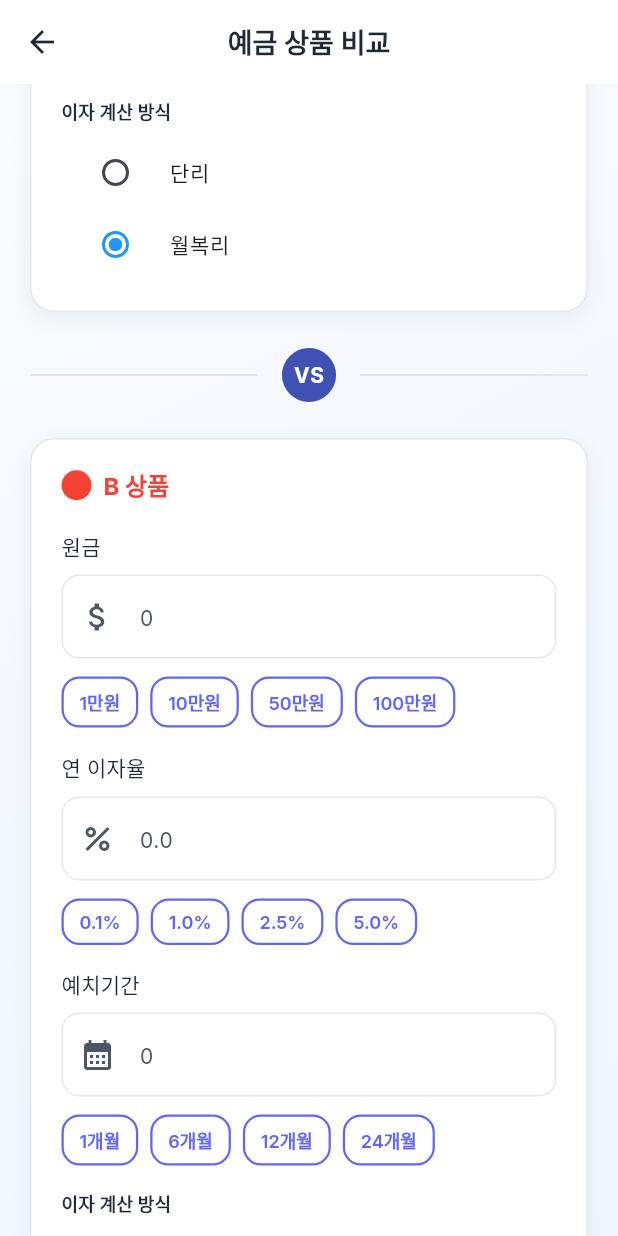
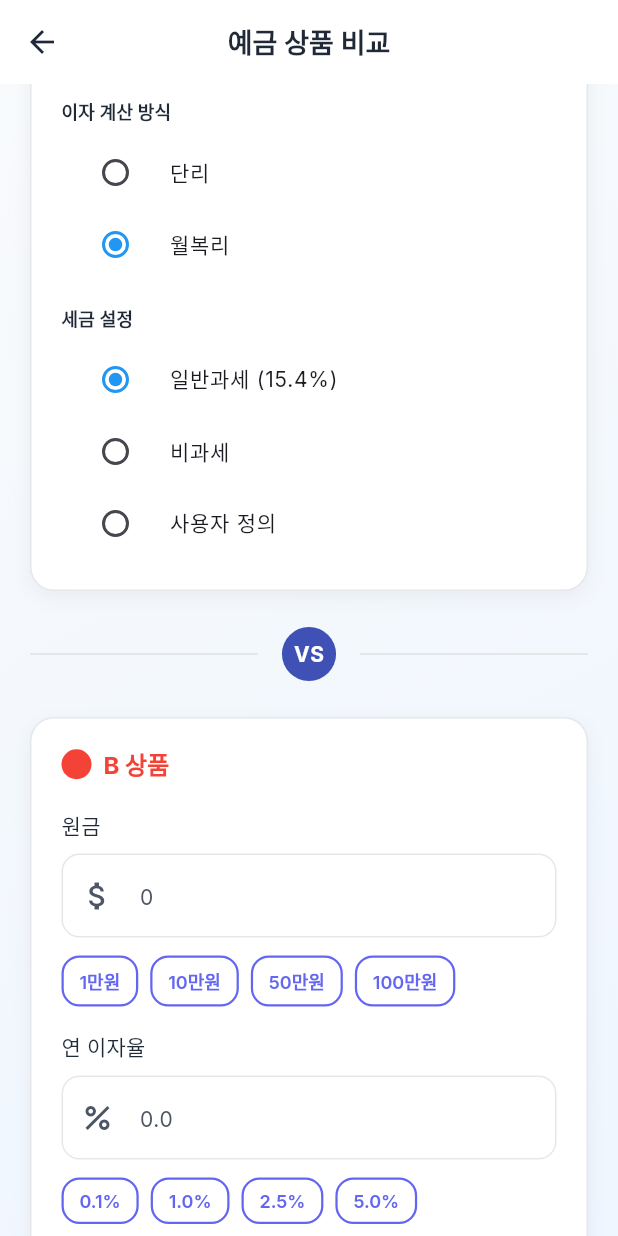
Before and after one commit to HydroponicGlass/interest_calculator_flutter, a Flutter app: the SavingsCompareScreen screen opened directly, scrolled down 576 dp, on a phone screen of 412 x 824 dp. Run offline on Flutter 3.47's test engine with Material 3 defaults, Android fonts, the phone set to English and light mode, and no system bars; drawn by our look-alikes of flutter_animate; our stand-ins replace fl_chart, google_fonts, logger, shared_preferences, sqflite; accounts and stored records are empty.

Commit message:
예금비교 구현

```diff
--- a/src/lib/screens/calculator/savings_compare_screen.dart
+++ b/src/lib/screens/calculator/savings_compare_screen.dart
@@ -40,9 +40,13 @@ class _SavingsCompareScreenState extends State<SavingsCompareScreen> {
   final _principalBController = TextEditingController();
   final _interestRateBController = TextEditingController();
   final _periodBController = TextEditingController();
+  final _customTaxRateAController = TextEditingController();
+  final _customTaxRateBController = TextEditingController();
 
   InterestType _interestTypeA = InterestType.compoundMonthly;
   InterestType _interestTypeB = InterestType.compoundMonthly;
+  TaxType _taxTypeA = TaxType.normal;
+  TaxType _taxTypeB = TaxType.normal;
 
   InterestCalculationResult? _resultA;
   InterestCalculationResult? _resultB;
@@ -63,6 +67,8 @@ class _SavingsCompareScreenState extends State<SavingsCompareScreen> {
     _principalBController.dispose();
     _interestRateBController.dispose();
     _periodBController.dispose();
+    _customTaxRateAController.dispose();
+    _customTaxRateBController.dispose();
     super.dispose();
   }
 
@@ -83,6 +89,12 @@ class _SavingsCompareScreenState extends State<SavingsCompareScreen> {
         if (lastInput['interestTypeA'] != null) {
           _interestTypeA = InterestType.values[lastInput['interestTypeA']];
         }
+        if (lastInput['customTaxRateA'] != null && lastInput['customTaxRateA'] > 0) {
+          _customTaxRateAController.text = lastInput['customTaxRateA'].toString();
+        }
+        if (lastInput['taxTypeA'] != null) {
+          _taxTypeA = TaxType.values[lastInput['taxTypeA']];
+        }
 
         // Product B
         if (lastInput['principalB'] != null && lastInput['principalB'] > 0) {
@@ -96,6 +108,12 @@ class _SavingsCompareScreenState extends State<SavingsCompareScreen> {
         }
         if (lastInput['interestTypeB'] != null) {
           _interestTypeB = InterestType.values[lastInput['interestTypeB']];
+        }
+        if (lastInput['customTaxRateB'] != null && lastInput['customTaxRateB'] > 0) {
+          _customTaxRateBController.text = lastInput['customTaxRateB'].toString();
+        }
+        if (lastInput['taxTypeB'] != null) {
+          _taxTypeB = TaxType.values[lastInput['taxTypeB']];
         }
       });
     }
@@ -149,15 +167,23 @@ class _SavingsCompareScreenState extends State<SavingsCompareScreen> {
     final principalB = CurrencyFormatter.parseWon(_principalBController.text);
     final interestRateB = CurrencyFormatter.parsePercent(_interestRateBController.text);
     final periodB = CurrencyFormatter.parseNumber(_periodBController.text).toInt();
+    final customTaxRateA = _taxTypeA == TaxType.custom
+        ? CurrencyFormatter.parsePercent(_customTaxRateAController.text)
+        : 0.0;
+    final customTaxRateB = _taxTypeB == TaxType.custom
+        ? CurrencyFormatter.parsePercent(_customTaxRateBController.text)
+        : 0.0;
 
     // Log input values for both products
     _logger.i('📊 [A 상품 입력값] 원금: ${CurrencyFormatter.formatWon(principalA)}, '
         '이자율: ${interestRateA.toStringAsFixed(2)}%, 예치기간: ${periodA}개월, '
-        '계산방식: ${_interestTypeA == InterestType.simple ? "단리" : "월복리"}');
+        '계산방식: ${_interestTypeA == InterestType.simple ? "단리" : "월복리"}, '
+        '세금유형: $_taxTypeA ${_taxTypeA == TaxType.custom ? '($customTaxRateA%)' : ''}');
 
     _logger.i('📊 [B 상품 입력값] 원금: ${CurrencyFormatter.formatWon(principalB)}, '
         '이자율: ${interestRateB.toStringAsFixed(2)}%, 예치기간: ${periodB}개월, '
-        '계산방식: ${_interestTypeB == InterestType.simple ? "단리" : "월복리"}');
+        '계산방식: ${_interestTypeB == InterestType.simple ? "단리" : "월복리"}, '
+        '세금유형: $_taxTypeB ${_taxTypeB == TaxType.custom ? '($customTaxRateB%)' : ''}');
 
     final inputA = InterestCalculationInput(
       principal: principalA,
@@ -165,7 +191,8 @@ class _SavingsCompareScreenState extends State<SavingsCompareScreen> {
       periodMonths: periodA,
       interestType: _interestTypeA,
       accountType: AccountType.savings,
-      taxType: TaxType.normal,
+      taxType: _taxTypeA,
+      customTaxRate: customTaxRateA,
       monthlyDeposit: 0,
     );
 
@@ -175,7 +202,8 @@ class _SavingsCompareScreenState extends State<SavingsCompareScreen> {
       periodMonths: periodB,
       interestType: _interestTypeB,
       accountType: AccountType.savings,
-      taxType: TaxType.normal,
+      taxType: _taxTypeB,
+      customTaxRate: customTaxRateB,
       monthlyDeposit: 0,
     );
 
@@ -194,15 +222,10 @@ class _SavingsCompareScreenState extends State<SavingsCompareScreen> {
         '세금: ${CurrencyFormatter.formatWon(resultB.taxAmount)}, '
         '세후수령액: ${CurrencyFormatter.formatWon(resultB.finalAmount)}');
 
-    // Log comparison results with effective rates
-    final effectiveRateA = (resultA.totalInterest / principalA) / (periodA / 12) * 100;
-    final effectiveRateB = (resultB.totalInterest / principalB) / (periodB / 12) * 100;
-
+    // Log comparison results
     final betterOption = resultA.finalAmount > resultB.finalAmount ? 'A' : 'B';
     final difference = (resultA.finalAmount - resultB.finalAmount).abs();
     final profitDiffPercent = (difference / (resultA.finalAmount < resultB.finalAmount ? resultA.finalAmount : resultB.finalAmount) * 100);
-
-    _logger.i('📈 [실질 수익률] A 상품: ${effectiveRateA.toStringAsFixed(2)}%, B 상품: ${effectiveRateB.toStringAsFixed(2)}%');
 
     _logger.i('🏆 [비교 결과] $betterOption 상품이 유리함! '
         '차이: ${CurrencyFormatter.formatWon(difference)} (${profitDiffPercent.toStringAsFixed(2)}% 더 유리)');
@@ -213,10 +236,14 @@ class _SavingsCompareScreenState extends State<SavingsCompareScreen> {
       'interestRateA': interestRateA,
       'periodA': periodA,
       'interestTypeA': _interestTypeA.index,
+      'taxTypeA': _taxTypeA.index,
+      'customTaxRateA': customTaxRateA,
       'principalB': principalB,
       'interestRateB': interestRateB,
       'periodB': periodB,
       'interestTypeB': _interestTypeB.index,
+      'taxTypeB': _taxTypeB.index,
+      'customTaxRateB': customTaxRateB,
     };
     await CalculationHistoryService.saveLastSavingsCompareInput(compareData);
 
@@ -292,6 +319,9 @@ class _SavingsCompareScreenState extends State<SavingsCompareScreen> {
                   _periodAController,
                   _interestTypeA,
                   (value) => setState(() => _interestTypeA = value!),
+                  _taxTypeA,
+                  (value) => setState(() => _taxTypeA = value!),
+                  _customTaxRateAController,
                 ),
 
                 const SizedBox(height: 24),
@@ -330,6 +360,9 @@ class _SavingsCompareScreenState extends State<SavingsCompareScreen> {
                   _periodBController,
                   _interestTypeB,
                   (value) => setState(() => _interestTypeB = value!),
+                  _taxTypeB,
+                  (value) => setState(() => _taxTypeB = value!),
+                  _customTaxRateBController,
                 ),
 
                 const SizedBox(height: 24),
@@ -371,6 +404,9 @@ class _SavingsCompareScreenState extends State<SavingsCompareScreen> {
     TextEditingController periodController,
     InterestType interestType,
     Function(InterestType?) onInterestTypeChanged,
+    TaxType taxType,
+    Function(TaxType?) onTaxTypeChanged,
+    TextEditingController customTaxRateController,
   ) {
     return CustomCard(
       child: Column(
@@ -441,6 +477,22 @@ class _SavingsCompareScreenState extends State<SavingsCompareScreen> {
           ),
           const SizedBox(height: 8),
           _buildInterestTypeSelector(interestType, onInterestTypeChanged, color),
+          const SizedBox(height: 16),
+          Text(
+            '세금 설정',
+            style: Theme.of(context).textTheme.titleSmall?.copyWith(
+              fontWeight: FontWeight.w600,
+            ),
+          ),
+          const SizedBox(height: 8),
+          _buildTaxTypeSelector(taxType, onTaxTypeChanged, color),
+          if (taxType == TaxType.custom) ...[
+            const SizedBox(height: 12),
+            PercentInputField(
+              label: '사용자 정의 세율',
+              controller: customTaxRateController,
+            ),
+          ],
         ],
       ),
     );
@@ -464,6 +516,38 @@ class _SavingsCompareScreenState extends State<SavingsCompareScreen> {
         }
 
         return RadioListTile<InterestType>(
+          dense: true,
+          title: Text(title, style: const TextStyle(fontSize: 14)),
+          value: type,
+          groupValue: currentType,
+          onChanged: onChanged,
+          activeColor: accentColor,
+        );
+      }).toList(),
+    );
+  }
+
+  Widget _buildTaxTypeSelector(
+    TaxType currentType,
+    Function(TaxType?) onChanged,
+    Color accentColor,
+  ) {
+    return Column(
+      children: TaxType.values.map((type) {
+        String title = '';
+        switch (type) {
+          case TaxType.normal:
+            title = '일반과세 (15.4%)';
+            break;
+          case TaxType.noTax:
+            title = '비과세';
+            break;
+          case TaxType.custom:
+            title = '사용자 정의';
+            break;
+        }
+
+        return RadioListTile<TaxType>(
           dense: true,
           title: Text(title, style: const TextStyle(fontSize: 14)),
           value: type,
@@ -660,6 +744,13 @@ class _SavingsCompareScreenState extends State<SavingsCompareScreen> {
               ),
               TableRow(
                 children: [
+                  _buildTableCell('세금유형'),
+                  _buildTableCell(_getTaxTypeDisplayText(_taxTypeA)),
+                  _buildTableCell(_getTaxTypeDisplayText(_taxTypeB)),
+                ],
+              ),
+              TableRow(
+                children: [
                   _buildTableCell('이자수익'),
                   _buildTableCell(CurrencyFormatter.formatWon(_resultA!.totalInterest)),
                   _buildTableCell(CurrencyFormatter.formatWon(_resultB!.totalInterest)),
@@ -690,69 +781,11 @@ class _SavingsCompareScreenState extends State<SavingsCompareScreen> {
               ),
             ],
           ),
-          const SizedBox(height: 16),
-          _buildEffectiveRateComparison(),
         ],
       ),
     );
   }
 
-  Widget _buildEffectiveRateComparison() {
-    final principalA = CurrencyFormatter.parseWon(_principalAController.text);
-    final principalB = CurrencyFormatter.parseWon(_principalBController.text);
-    final periodA = CurrencyFormatter.parseNumber(_periodAController.text).toInt();
-    final periodB = CurrencyFormatter.parseNumber(_periodBController.text).toInt();
-
-    final effectiveRateA = (_resultA!.totalInterest / principalA) / (periodA / 12) * 100;
-    final effectiveRateB = (_resultB!.totalInterest / principalB) / (periodB / 12) * 100;
-
-    return Container(
-      padding: const EdgeInsets.all(12),
-      decoration: BoxDecoration(
-        color: AppTheme.backgroundColor,
-        borderRadius: BorderRadius.circular(8),
-      ),
-      child: Column(
-        crossAxisAlignment: CrossAxisAlignment.start,
-        children: [
-          Text(
-            '실질 수익률 비교',
-            style: Theme.of(context).textTheme.titleSmall?.copyWith(
-              fontWeight: FontWeight.w600,
-            ),
-          ),
-          const SizedBox(height: 8),
-          Row(
-            mainAxisAlignment: MainAxisAlignment.spaceBetween,
-            children: [
-              Text('A 상품 실질 수익률: ', style: Theme.of(context).textTheme.bodySmall),
-              Text(
-                '${effectiveRateA.toStringAsFixed(2)}%',
-                style: Theme.of(context).textTheme.bodySmall?.copyWith(
-                  fontWeight: FontWeight.w600,
-                  color: Colors.blue,
-                ),
-              ),
-            ],
-          ),
-          const SizedBox(height: 4),
-          Row(
-            mainAxisAlignment: MainAxisAlignment.spaceBetween,
-            children: [
-              Text('B 상품 실질 수익률: ', style: Theme.of(context).textTheme.bodySmall),
-              Text(
-                '${effectiveRateB.toStringAsFixed(2)}%',
-                style: Theme.of(context).textTheme.bodySmall?.copyWith(
-                  fontWeight: FontWeight.w600,
-                  color: Colors.red,
-                ),
-              ),
-            ],
-          ),
-        ],
-      ),
-    );
-  }
 
   Widget _buildTableCell(String text, {bool isHeader = false, Color? color}) {
     return Padding(
@@ -767,4 +800,18 @@ class _SavingsCompareScreenState extends State<SavingsCompareScreen> {
       ),
     );
   }
+
+  String _getTaxTypeDisplayText(TaxType taxType) {
+    switch (taxType) {
+      case TaxType.normal:
+        return '일반과세 (15.4%)';
+      case TaxType.noTax:
+        return '비과세';
+      case TaxType.custom:
+        final customRate = taxType == _taxTypeA
+            ? _customTaxRateAController.text
+            : _customTaxRateBController.text;
+        return '사용자 정의 ($customRate%)';
+    }
+  }
 }
```
